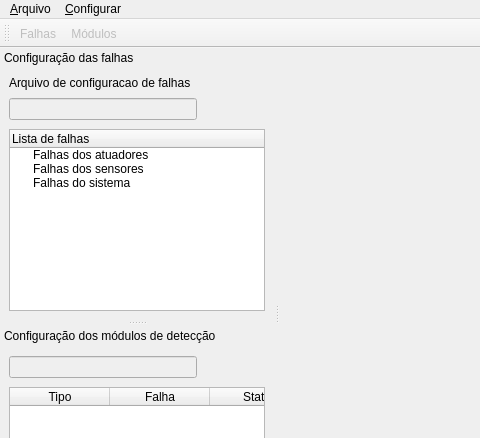
Qt form softwares/simddef/ui/principal.ui (diogolr/diogolrmsc) before a commit; both pictures show x 0 to 480 and y 0 to 438 of the 911 by 600 pixel window.
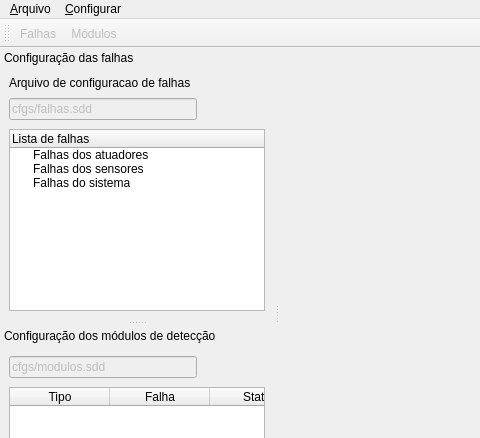
The same form after that commit. Icons and pictures are not drawn. Custom widgets are drawn as their Qt base class.

Diff of the .ui file:
```diff
--- a/softwares/simddef/ui/principal.ui
+++ b/softwares/simddef/ui/principal.ui
@@ -108,7 +108,7 @@
           <string>Endereço do arquivo de configuração de falhas</string>
          </property>
          <property name="text">
-          <string/>
+          <string>cfgs/falhas.sdd</string>
          </property>
         </widget>
        </item>
@@ -262,7 +262,7 @@
           <string>Endereço do arquivo de configuração de módulos</string>
          </property>
          <property name="text">
-          <string/>
+          <string>cfgs/modulos.sdd</string>
          </property>
         </widget>
        </item>
```
Left out of the diff: 5 changed lines with no effect on the pictures.
